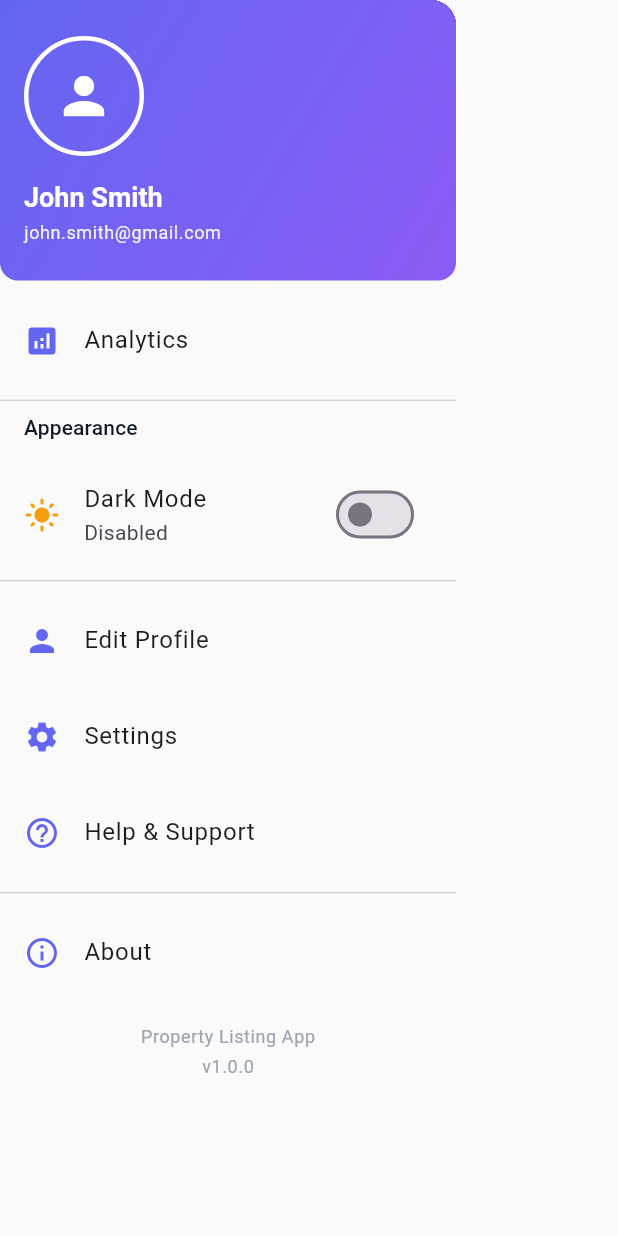
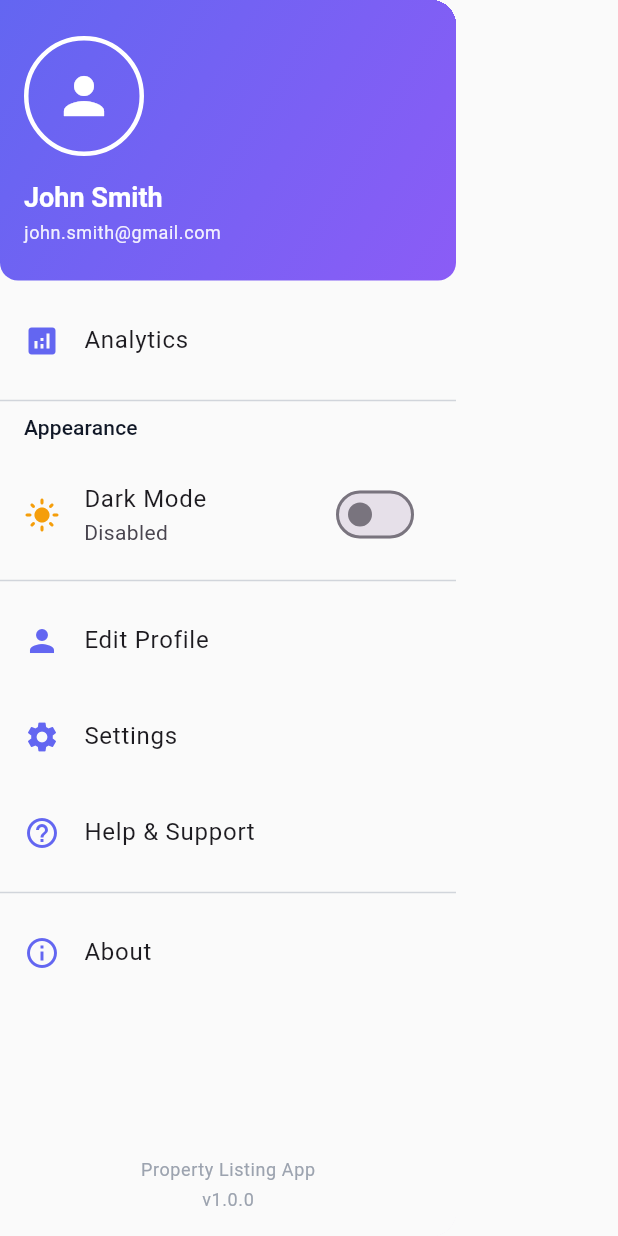
Before and after one commit to Catherine1003/property_app, a Flutter app: the AppDrawer widget shown alone on an empty page, opened directly, on a phone screen of 412 x 824 dp. Run offline on Flutter 3.47's test engine with Material 3 defaults, Android fonts, the phone set to English and light mode, and no system bars; our stand-ins replace camera, carousel_slider, dio, equatable, firebase_core, firebase_messaging and 5 more; accounts and stored records are empty; network calls fail.

Commit message:
Fix: App drawer response issue

```diff
--- a/lib/features/property/presentation/widgets/app_drawer.dart
+++ b/lib/features/property/presentation/widgets/app_drawer.dart
@@ -18,19 +18,17 @@ class AppDrawer extends StatefulWidget {
 
 class _AppDrawerState extends State<AppDrawer> {
   @override
-  void initState() {
-    super.initState();
-  }
-
-  @override
   Widget build(BuildContext context) {
     return Drawer(
       child: Container(
         color: Theme.of(context).scaffoldBackgroundColor,
+        child: Column(
+          children: [
+            // List of drawer items
+            Expanded(
               child: ListView(
                 padding: EdgeInsets.zero,
                 children: [
-
                   _buildDrawerHeader(context),
                   const SizedBox(height: AppTheme.spacing8),
 
@@ -91,11 +89,11 @@ class _AppDrawerState extends State<AppDrawer> {
                       _showAboutDialog(context);
                     },
                   ),
+                ],
+              ),
+            ),
 
-            Expanded(
-              child: Column(
-                mainAxisAlignment: MainAxisAlignment.end,
-                children: [
+            // Bottom app info
             Padding(
               padding: const EdgeInsets.all(AppTheme.spacing16),
               child: Column(
@@ -108,9 +106,6 @@ class _AppDrawerState extends State<AppDrawer> {
                   Text(
                     'v1.0.0',
                     style: Theme.of(context).textTheme.bodySmall,
-                        ),
-                      ],
-                    ),
                   ),
                 ],
               ),
@@ -139,17 +134,16 @@ class _AppDrawerState extends State<AppDrawer> {
         crossAxisAlignment: CrossAxisAlignment.start,
         children: [
           const SizedBox(height: AppTheme.spacing8),
-
           Container(
             width: 80,
             height: 80,
             decoration: BoxDecoration(
               shape: BoxShape.circle,
-              border: Border.all(color: AppColors.white, width: 3)),
+              border: Border.all(color: AppColors.white, width: 3),
+            ),
             child: Icon(Icons.person, size: 40, color: AppColors.white),
           ),
           const SizedBox(height: AppTheme.spacing16),
-
           Text(
             "John Smith",
             style: Theme.of(context).textTheme.titleLarge?.copyWith(
@@ -160,7 +154,6 @@ class _AppDrawerState extends State<AppDrawer> {
             overflow: TextOverflow.ellipsis,
           ),
           const SizedBox(height: AppTheme.spacing4),
-
           Text(
             "john.smith@gmail.com",
             style: Theme.of(context).textTheme.bodySmall?.copyWith(
```
Lines whose indentation alone changed are shown as unchanged.
